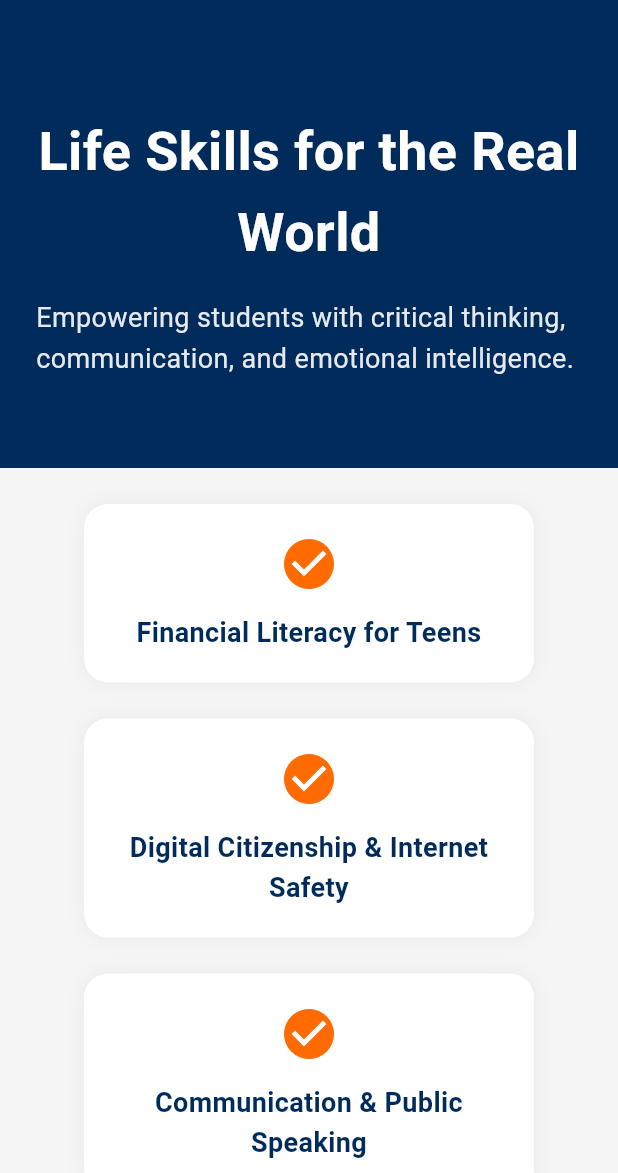
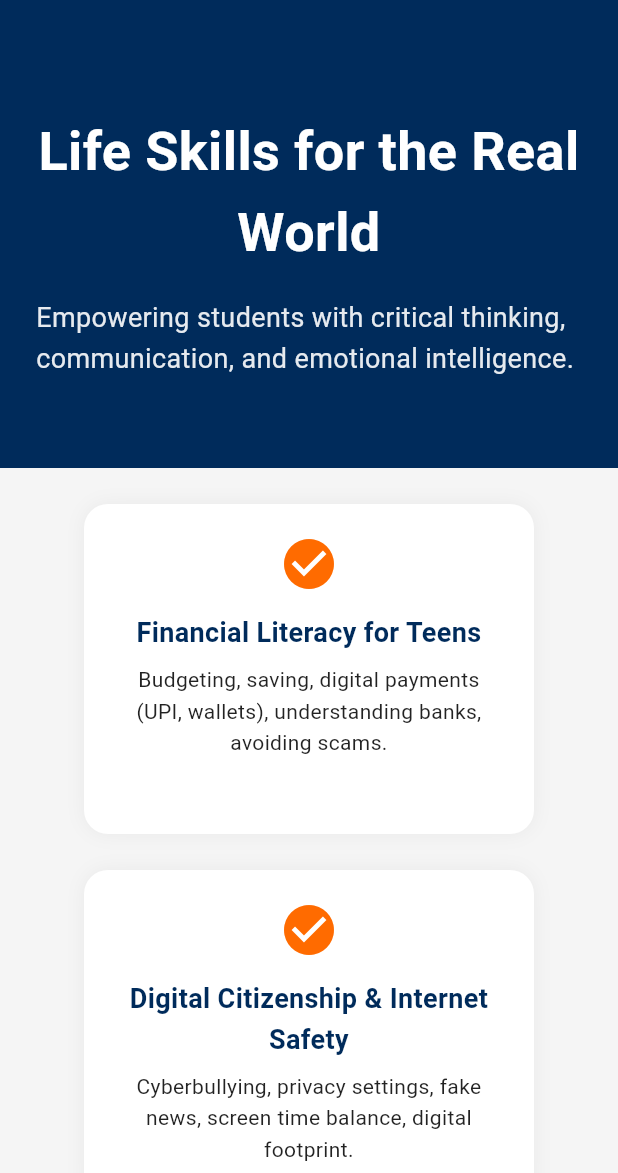
Before and after one commit to Ishi17/incendia2, a Flutter app: the LifeSkillsPage screen opened by its route, on a phone screen of 412 x 824 dp, the part 63-1236 px from its top. Run offline on Flutter 3.47's test engine with Material 3 defaults, Android fonts, the phone set to English and light mode, and no system bars; network calls fail; Roboto replaces fonts that are missing (Poppins).

Commit message:
Life Skills Page Finished

```diff
--- a/lib/pages/life_skills_page.dart
+++ b/lib/pages/life_skills_page.dart
@@ -59,14 +59,54 @@ class LifeSkillsPage extends StatelessWidget {
 
   Widget _buildSkillsList() {
     final skills = [
-      'Financial Literacy for Teens',
-      'Digital Citizenship & Internet Safety',
-      'Communication & Public Speaking',
-      'Time Management & Study Skills',
-      'Leadership & Teamwork',
-      'Emotional Intelligence (EQ)',
-      'Basic Legal & Civic Awareness',
-      'Goal Setting & Self-Motivation',
+      {
+        'title': 'Financial Literacy for Teens',
+        'description': 'Budgeting, saving, digital payments (UPI, wallets), understanding banks, avoiding scams.'
+      },
+      {
+        'title':'Digital Citizenship & Internet Safety',
+        'description':'Cyberbullying, privacy settings, fake news, screen time balance, digital footprint.'
+      },
+      {
+        'title':'Communication & Public Speaking',
+        'description': 'Storytelling, debates, presentations, body language, active listening.'
+      },
+      {
+        'title':'Time Management & Study Skills',
+        'description': 'Prioritizing tasks, planners, Pomodoro technique, overcoming distractions.'
+      },
+      {
+        'title': 'Leadership & Teamwork',
+        'description': 'Group roles, collaboration, leading projects, resolving conflicts.'
+      },
+      {
+        'title': 'Emotional Intelligence (EQ)',
+        'description': 'Identifying feelings, managing emotions, self-awareness, empathy exercises.'
+      },
+      {
+        'title':'Basic Legal & Civic Awareness',
+        'description': 'Student rights, voting basics, equality, safety laws, RTI & digital consent.'
+      },
+      {
+        'title':'Goal Setting & Self-Motivation',
+        'description': 'SMART goals, vision boards, intrinsic vs extrinsic motivation, habit loops.'
+      },
+      {
+        'title': 'First Aid & Personal Safety',
+        'description': 'CPR basics, handling minor injuries, emergency contact awareness, street safety.'
+      },
+      {
+        'title': 'Mindfulness & Mental Well-being',
+        'description': 'Meditation, stress management, gratitude journaling, self-reflection techniques.'
+      },
+      {
+        'title': 'Nutrition & Fireless Cooking',
+        'description': 'Healthy eating habits, decoding food labels, making simple no-flame recipes.'
+      },
+      {
+        'title': 'Career Awareness & Future Readiness',
+        'description': 'Career exploration, 21st-century jobs, freelancing basics, resume writing.'
+      }
     ];
 
     return Padding(
@@ -75,9 +115,12 @@ class LifeSkillsPage extends StatelessWidget {
         spacing: 24,
         runSpacing: 24,
         alignment: WrapAlignment.center, // Center the skill cards in the row
-        children: skills.map((skill) {
+        children: skills.map((skillData) {
+          final title = skillData['title']!;
+          final description = skillData['description']!;
           return Container(
             width: 300,
+            height: 220,
             padding: EdgeInsets.all(20),
             decoration: BoxDecoration(
               color: Colors.white,
@@ -94,7 +137,7 @@ class LifeSkillsPage extends StatelessWidget {
                 Icon(Icons.check_circle, color: Color(0xFFFF6B00), size: 40),
                 SizedBox(height: 12),
                 Text(
-                  skill,
+                  title,
                   style: TextStyle(
                     fontSize: 18,
                     fontWeight: FontWeight.bold,
@@ -102,6 +145,20 @@ class LifeSkillsPage extends StatelessWidget {
                   ),
                   textAlign: TextAlign.center,
                 ),
+                SizedBox(height: 8),
+                Expanded(
+                  child: Text(
+                  description,
+                  style: TextStyle(
+                    fontSize: 14,
+                    color: Colors.black87,
+                  ),
+                  textAlign: TextAlign.center,
+                  maxLines: 3, // 👈 Limits to 3 lines
+                  overflow: TextOverflow.ellipsis,
+                  ),
+                )
+
               ],
             ),
           );
```
